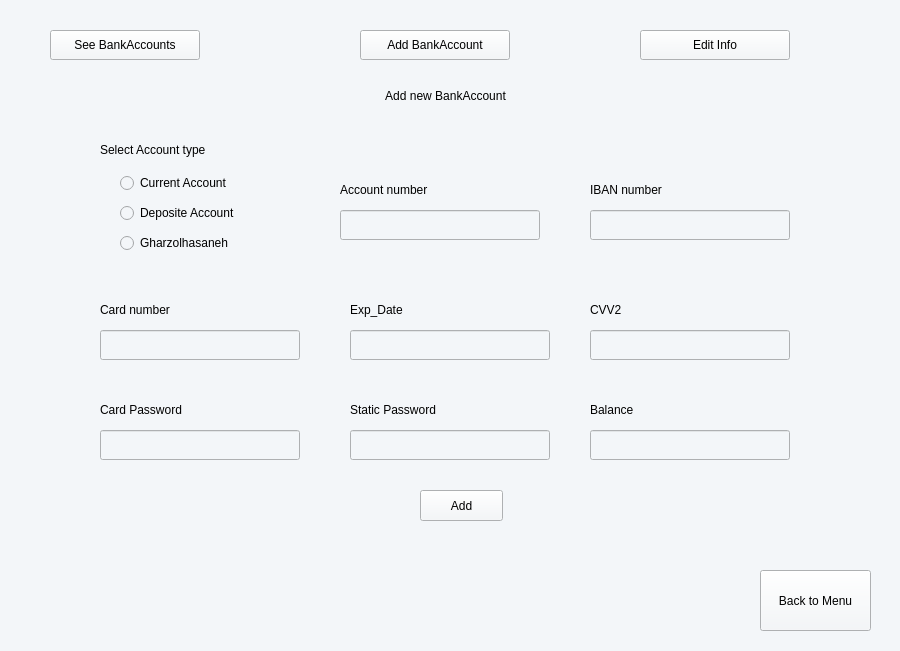
Old version of the form UIAP_Final/admin_costumerdetails.ui in the repository a-HA7-z/UIAP_Final.
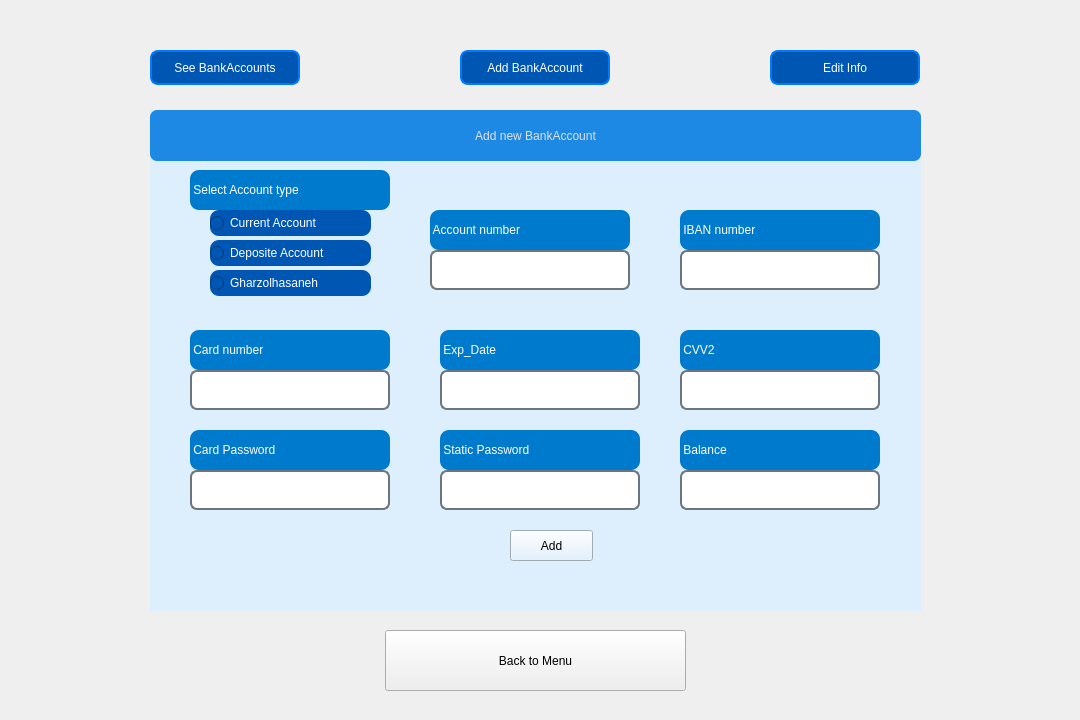
New version of the form. The open tabs and pages were chosen to show the change. Icons and pictures are not drawn.

Commit message: admin panel appearance

```diff
--- a/UIAP_Final/admin_costumerdetails.ui
+++ b/UIAP_Final/admin_costumerdetails.ui
@@ -6,25 +6,28 @@
    <rect>
     <x>0</x>
     <y>0</y>
-    <width>900</width>
-    <height>651</height>
+    <width>1080</width>
+    <height>720</height>
    </rect>
   </property>
   <property name="windowTitle">
    <string>Form</string>
   </property>
   <property name="styleSheet">
-   <string notr="true">background-color: rgb(243, 246, 249);</string>
+   <string notr="true"/>
   </property>
   <widget class="QStackedWidget" name="DetailsStack">
    <property name="geometry">
     <rect>
-     <x>60</x>
-     <y>70</y>
+     <x>150</x>
+     <y>110</y>
      <width>771</width>
      <height>501</height>
     </rect>
    </property>
+   <property name="styleSheet">
+    <string notr="true">background-color: rgb(221, 239, 253);</string>
+   </property>
    <property name="currentIndex">
     <number>1</number>
    </property>
@@ -67,9 +70,16 @@
        <x>530</x>
        <y>140</y>
        <width>200</width>
-       <height>30</height>
+       <height>40</height>
       </rect>
      </property>
+     <property name="styleSheet">
+      <string notr="true">border-radius: 7px;
+font: 10pt &quot;Segoe UI&quot;;
+color: rgb(0, 0, 0);
+border: 2px solid  rgb(108, 117, 125);
+background-color: rgb(255, 255, 255);</string>
+     </property>
     </widget>
     <widget class="QLineEdit" name="CardNumber">
      <property name="geometry">
@@ -77,9 +87,16 @@
        <x>40</x>
        <y>260</y>
        <width>200</width>
-       <height>30</height>
+       <height>40</height>
       </rect>
      </property>
+     <property name="styleSheet">
+      <string notr="true">border-radius: 7px;
+font: 10pt &quot;Segoe UI&quot;;
+color: rgb(0, 0, 0);
+border: 2px solid  rgb(108, 117, 125);
+background-color: rgb(255, 255, 255);</string>
+     </property>
     </widget>
     <widget class="QLineEdit" name="CardPIN">
      <property name="geometry">
@@ -87,9 +104,16 @@
        <x>40</x>
        <y>360</y>
        <width>200</width>
-       <height>30</height>
+       <height>40</height>
       </rect>
      </property>
+     <property name="styleSheet">
+      <string notr="true">border-radius: 7px;
+font: 10pt &quot;Segoe UI&quot;;
+color: rgb(0, 0, 0);
+border: 2px solid  rgb(108, 117, 125);
+background-color: rgb(255, 255, 255);</string>
+     </property>
     </widget>
     <widget class="QLineEdit" name="CVV2">
      <property name="geometry">
@@ -97,9 +121,16 @@
        <x>530</x>
        <y>260</y>
        <width>200</width>
-       <height>30</height>
+       <height>40</height>
       </rect>
      </property>
+     <property name="styleSheet">
+      <string notr="true">border-radius: 7px;
+font: 10pt &quot;Segoe UI&quot;;
+color: rgb(0, 0, 0);
+border: 2px solid  rgb(108, 117, 125);
+background-color: rgb(255, 255, 255);</string>
+     </property>
     </widget>
     <widget class="QLineEdit" name="ExpDate">
      <property name="geometry">
@@ -107,9 +138,16 @@
        <x>290</x>
        <y>260</y>
        <width>200</width>
-       <height>30</height>
+       <height>40</height>
       </rect>
      </property>
+     <property name="styleSheet">
+      <string notr="true">border-radius: 7px;
+font: 10pt &quot;Segoe UI&quot;;
+color: rgb(0, 0, 0);
+border: 2px solid  rgb(108, 117, 125);
+background-color: rgb(255, 255, 255);</string>
+     </property>
     </widget>
     <widget class="QLineEdit" name="Balance">
      <property name="geometry">
@@ -117,9 +155,16 @@
        <x>530</x>
        <y>360</y>
        <width>200</width>
-       <height>30</height>
+       <height>40</height>
       </rect>
      </property>
+     <property name="styleSheet">
+      <string notr="true">border-radius: 7px;
+font: 10pt &quot;Segoe UI&quot;;
+color: rgb(0, 0, 0);
+border: 2px solid  rgb(108, 117, 125);
+background-color: rgb(255, 255, 255);</string>
+     </property>
     </widget>
     <widget class="QLineEdit" name="StaticPassword">
      <property name="geometry">
@@ -127,9 +172,16 @@
        <x>290</x>
        <y>360</y>
        <width>200</width>
-       <height>30</height>
+       <height>40</height>
       </rect>
      </property>
+     <property name="styleSheet">
+      <string notr="true">border-radius: 7px;
+font: 10pt &quot;Segoe UI&quot;;
+color: rgb(0, 0, 0);
+border: 2px solid  rgb(108, 117, 125);
+background-color: rgb(255, 255, 255);</string>
+     </property>
     </widget>
     <widget class="QLabel" name="label">
      <property name="geometry">
@@ -140,8 +192,14 @@
        <height>40</height>
       </rect>
      </property>
+     <property name="styleSheet">
+      <string notr="true">background-color: rgb(0, 122, 204);
+color: rgb(255, 255, 255);
+border-radius: 9px;
+font: 10pt &quot;HP Simplified Hans&quot;;</string>
+     </property>
      <property name="text">
-      <string>Select Account type</string>
+      <string> Select Account type</string>
      </property>
     </widget>
     <widget class="QLabel" name="label_2">
@@ -153,8 +211,14 @@
        <height>40</height>
       </rect>
      </property>
+     <property name="styleSheet">
+      <string notr="true">background-color: rgb(0, 122, 204);
+color: rgb(255, 255, 255);
+border-radius: 9px;
+font: 10pt &quot;HP Simplified Hans&quot;;</string>
+     </property>
      <property name="text">
-      <string>Card number</string>
+      <string> Card number</string>
      </property>
     </widget>
     <widget class="QLabel" name="label_3">
@@ -166,8 +230,14 @@
        <height>40</height>
       </rect>
      </property>
+     <property name="styleSheet">
+      <string notr="true">background-color: rgb(0, 122, 204);
+color: rgb(255, 255, 255);
+border-radius: 9px;
+font: 10pt &quot;HP Simplified Hans&quot;;</string>
+     </property>
      <property name="text">
-      <string>IBAN number</string>
+      <string> IBAN number</string>
      </property>
     </widget>
     <widget class="QLabel" name="label_4">
@@ -179,8 +249,14 @@
        <height>40</height>
       </rect>
      </property>
+     <property name="styleSheet">
+      <string notr="true">background-color: rgb(0, 122, 204);
+color: rgb(255, 255, 255);
+border-radius: 9px;
+font: 10pt &quot;HP Simplified Hans&quot;;</string>
+     </property>
      <property name="text">
-      <string>Exp_Date</string>
+      <string> Exp_Date</string>
      </property>
     </widget>
     <widget class="QLabel" name="label_5">
@@ -192,8 +268,14 @@
        <height>40</height>
       </rect>
      </property>
+     <property name="styleSheet">
+      <string notr="true">background-color: rgb(0, 122, 204);
+color: rgb(255, 255, 255);
+border-radius: 9px;
+font: 10pt &quot;HP Simplified Hans&quot;;</string>
+     </property>
      <property name="text">
-      <string>Card Password</string>
+      <string> Card Password</string>
      </property>
     </widget>
     <widget class="QLabel" name="label_6">
@@ -205,8 +287,14 @@
        <height>40</height>
       </rect>
      </property>
+     <property name="styleSheet">
+      <string notr="true">background-color: rgb(0, 122, 204);
+color: rgb(255, 255, 255);
+border-radius: 9px;
+font: 10pt &quot;HP Simplified Hans&quot;;</string>
+     </property>
      <property name="text">
-      <string>Static Password</string>
+      <string> Static Password</string>
      </property>
     </widget>
     <widget class="QLabel" name="label_7">
@@ -218,8 +306,14 @@
        <height>40</height>
       </rect>
      </property>
+     <property name="styleSheet">
+      <string notr="true">background-color: rgb(0, 122, 204);
+color: rgb(255, 255, 255);
+border-radius: 9px;
+font: 10pt &quot;HP Simplified Hans&quot;;</string>
+     </property>
      <property name="text">
-      <string>CVV2</string>
+      <string> CVV2</string>
      </property>
     </widget>
     <widget class="QLabel" name="label_8">
@@ -231,8 +325,14 @@
        <height>40</height>
       </rect>
      </property>
+     <property name="styleSheet">
+      <string notr="true">background-color: rgb(0, 122, 204);
+color: rgb(255, 255, 255);
+border-radius: 9px;
+font: 10pt &quot;HP Simplified Hans&quot;;</string>
+     </property>
      <property name="text">
-      <string>Balance</string>
+      <string> Balance</string>
      </property>
     </widget>
     <widget class="QLabel" name="label_9">
@@ -244,6 +344,12 @@
        <height>51</height>
       </rect>
      </property>
+     <property name="styleSheet">
+      <string notr="true">background-color: rgb(30, 136, 229);
+color: rgb(225,225,225);
+font: 12pt &quot;Segoe UI&quot;;
+border-radius: 7px;</string>
+     </property>
      <property name="text">
       <string>Add new BankAccount</string>
      </property>
@@ -260,8 +366,14 @@
        <height>40</height>
       </rect>
      </property>
+     <property name="styleSheet">
+      <string notr="true">background-color: rgb(0, 122, 204);
+color: rgb(255, 255, 255);
+border-radius: 9px;
+font: 10pt &quot;HP Simplified Hans&quot;;</string>
+     </property>
      <property name="text">
-      <string>Account number</string>
+      <string> Account number</string>
      </property>
     </widget>
     <widget class="QLineEdit" name="AccountNumber">
@@ -270,19 +382,32 @@
        <x>280</x>
        <y>140</y>
        <width>200</width>
-       <height>30</height>
+       <height>40</height>
       </rect>
      </property>
+     <property name="styleSheet">
+      <string notr="true">border-radius: 7px;
+font: 10pt &quot;Segoe UI&quot;;
+color: rgb(0, 0, 0);
+border: 2px solid  rgb(108, 117, 125);
+background-color: rgb(255, 255, 255);</string>
+     </property>
     </widget>
     <widget class="QRadioButton" name="Deposite">
      <property name="geometry">
       <rect>
        <x>60</x>
        <y>130</y>
-       <width>150</width>
+       <width>161</width>
        <height>26</height>
       </rect>
      </property>
+     <property name="styleSheet">
+      <string notr="true">background-color: rgb(0, 86, 179);
+color: rgb(255, 255, 255);
+border-radius: 9px;
+font: 10pt &quot;HP Simplified Hans&quot;;</string>
+     </property>
      <property name="text">
       <string>Deposite Account</string>
      </property>
@@ -292,10 +417,16 @@
       <rect>
        <x>60</x>
        <y>160</y>
-       <width>150</width>
+       <width>161</width>
        <height>26</height>
       </rect>
      </property>
+     <property name="styleSheet">
+      <string notr="true">background-color: rgb(0, 86, 179);
+color: rgb(255, 255, 255);
+border-radius: 9px;
+font: 10pt &quot;HP Simplified Hans&quot;;</string>
+     </property>
      <property name="text">
       <string>Gharzolhasaneh</string>
      </property>
@@ -305,10 +436,16 @@
       <rect>
        <x>60</x>
        <y>100</y>
-       <width>150</width>
+       <width>161</width>
        <height>26</height>
       </rect>
      </property>
+     <property name="styleSheet">
+      <string notr="true">background-color: rgb(0, 86, 179);
+color: rgb(255, 255, 255);
+border-radius: 9px;
+font: 10pt &quot;HP Simplified Hans&quot;;</string>
+     </property>
      <property name="text">
       <string>Current Account</string>
      </property>
@@ -503,12 +640,18 @@
   <widget class="QPushButton" name="BankAccounts">
    <property name="geometry">
     <rect>
-     <x>50</x>
-     <y>30</y>
+     <x>150</x>
+     <y>50</y>
      <width>150</width>
-     <height>30</height>
+     <height>35</height>
     </rect>
    </property>
+   <property name="styleSheet">
+    <string notr="true">background-color: rgb(0, 86, 179);
+color: rgb(255, 255, 255);
+border-radius: 8px;
+border: 2px solid rgb(0, 123, 255); </string>
+   </property>
    <property name="text">
     <string>See BankAccounts</string>
    </property>
@@ -516,12 +659,18 @@
   <widget class="QPushButton" name="AddBankAcount">
    <property name="geometry">
     <rect>
-     <x>360</x>
-     <y>30</y>
+     <x>460</x>
+     <y>50</y>
      <width>150</width>
-     <height>30</height>
+     <height>35</height>
     </rect>
    </property>
+   <property name="styleSheet">
+    <string notr="true">background-color: rgb(0, 86, 179);
+color: rgb(255, 255, 255);
+border-radius: 8px;
+border: 2px solid rgb(0, 123, 255); </string>
+   </property>
    <property name="text">
     <string>Add BankAccount</string>
    </property>
@@ -529,12 +678,18 @@
   <widget class="QPushButton" name="EditInfo">
    <property name="geometry">
     <rect>
-     <x>640</x>
-     <y>30</y>
+     <x>770</x>
+     <y>50</y>
      <width>150</width>
-     <height>30</height>
+     <height>35</height>
     </rect>
    </property>
+   <property name="styleSheet">
+    <string notr="true">background-color: rgb(0, 86, 179);
+color: rgb(255, 255, 255);
+border-radius: 8px;
+border: 2px solid rgb(0, 123, 255); </string>
+   </property>
    <property name="text">
     <string>Edit Info</string>
    </property>
@@ -542,9 +697,9 @@
   <widget class="QPushButton" name="pushButton">
    <property name="geometry">
     <rect>
-     <x>760</x>
-     <y>570</y>
-     <width>111</width>
+     <x>385</x>
+     <y>630</y>
+     <width>301</width>
      <height>61</height>
     </rect>
    </property>
@@ -552,6 +707,28 @@
     <string>Back to Menu</string>
    </property>
   </widget>
+  <widget class="QLabel" name="background">
+   <property name="geometry">
+    <rect>
+     <x>0</x>
+     <y>0</y>
+     <width>1080</width>
+     <height>720</height>
+    </rect>
+   </property>
+   <property name="styleSheet">
+    <string notr="true">background-image: url(:/background1/panelImage.png);</string>
+   </property>
+   <property name="text">
+    <string/>
+   </property>
+  </widget>
+  <zorder>background</zorder>
+  <zorder>DetailsStack</zorder>
+  <zorder>BankAccounts</zorder>
+  <zorder>AddBankAcount</zorder>
+  <zorder>EditInfo</zorder>
+  <zorder>pushButton</zorder>
  </widget>
  <resources/>
  <connections/>
```
Left out of the diff: 124 changed lines with no effect on the pictures. The commit also changes 5 other files.
